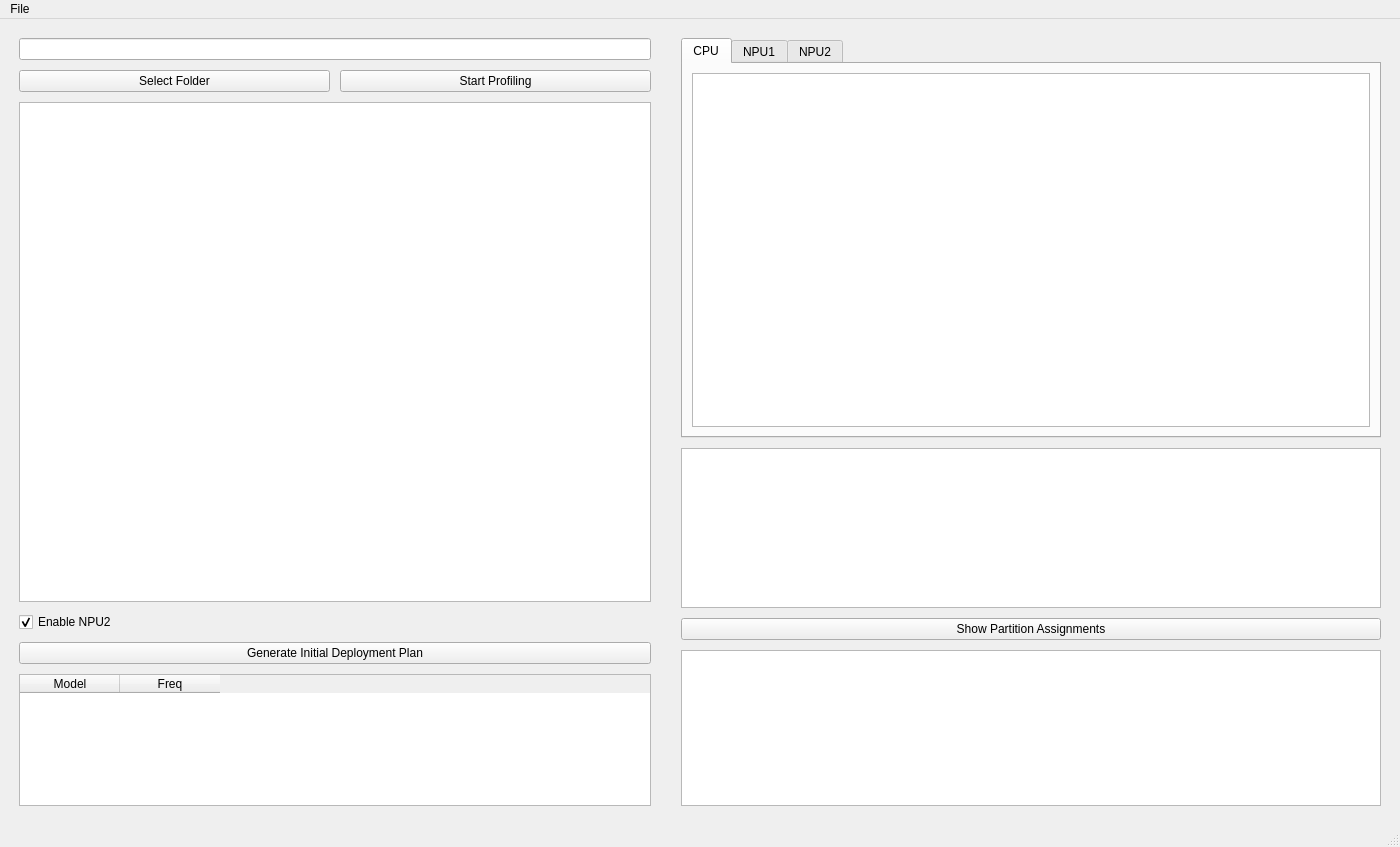
This is onnx_profiler_display.ui in misunyu/multimodel-scheduling as Qt 5 draws it before an edit. The edited form follows.
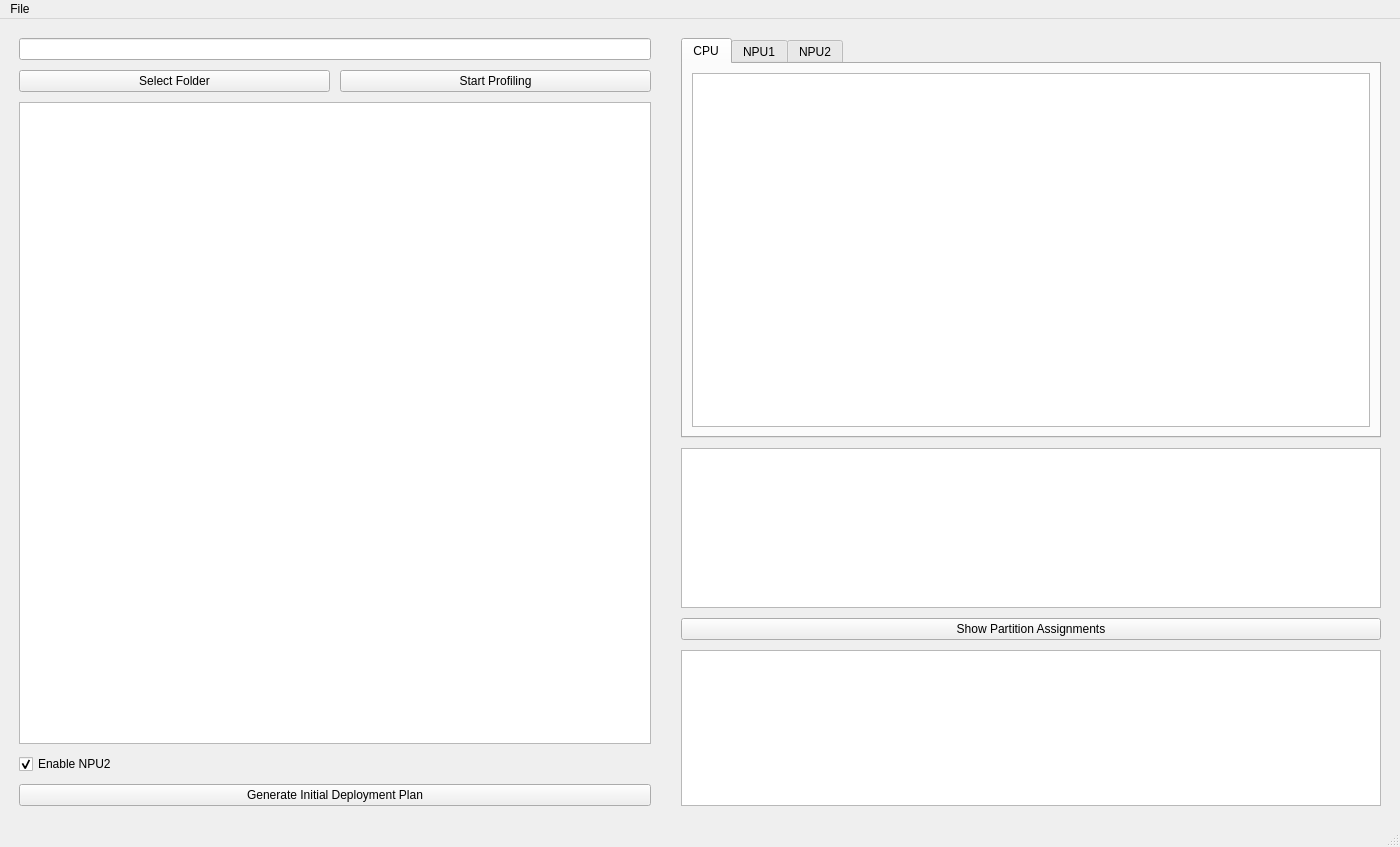
This is the edited form.

Commit message: Remove model frequency table, runtime log loading, and related logic to simplify GUI; update Python version to 3.12 in project settings.

The edit to the form file:
```diff
--- a/onnx_profiler_display.ui
+++ b/onnx_profiler_display.ui
@@ -58,10 +58,16 @@
       </item>
       <item>
        <widget class="QTreeView" name="model_tree_view">
+        <property name="sizePolicy">
+         <sizepolicy hsizetype="Expanding" vsizetype="Expanding">
+          <horstretch>0</horstretch>
+          <verstretch>1</verstretch>
+         </sizepolicy>
+        </property>
         <property name="minimumSize">
          <size>
           <width>200</width>
-          <height>500</height>
+          <height>550</height>
          </size>
         </property>
        </widget>
@@ -83,41 +89,6 @@
         </property>
        </widget>
       </item>
-      <item>
-       <widget class="QTableWidget" name="model_freq_table">
-        <property name="sizePolicy">
-         <sizepolicy hsizetype="Expanding" vsizetype="Preferred">
-          <horstretch>1</horstretch>
-          <verstretch>0</verstretch>
-         </sizepolicy>
-        </property>
-        <property name="minimumSize">
-         <size>
-          <width>0</width>
-          <height>50</height>
-         </size>
-        </property>
-        <property name="rowCount">
-         <number>0</number>
-        </property>
-        <property name="columnCount">
-         <number>2</number>
-        </property>
-        <attribute name="horizontalHeaderVisible">
-         <bool>true</bool>
-        </attribute>
-        <column>
-         <property name="text">
-          <string>Model</string>
-         </property>
-        </column>
-        <column>
-         <property name="text">
-          <string>Freq</string>
-         </property>
-        </column>
-       </widget>
-      </item>
      </layout>
     </item>
     <item>
```
Left out of the diff: 7 changed lines with no effect on the pictures. The commit also changes 3 other files.
